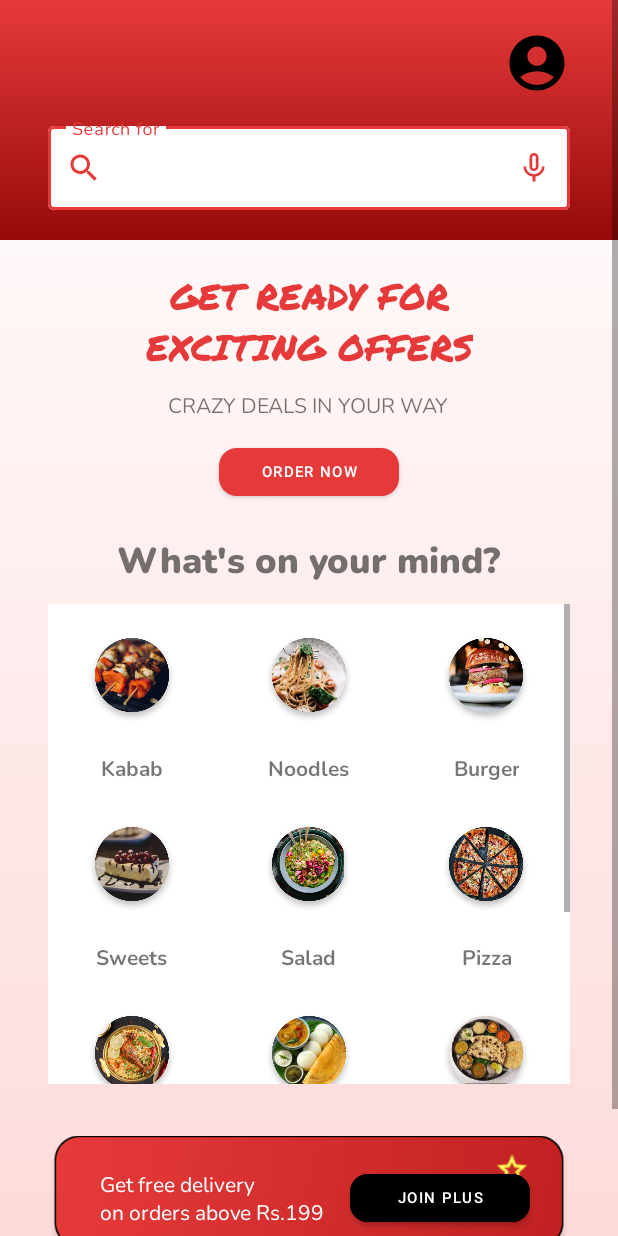
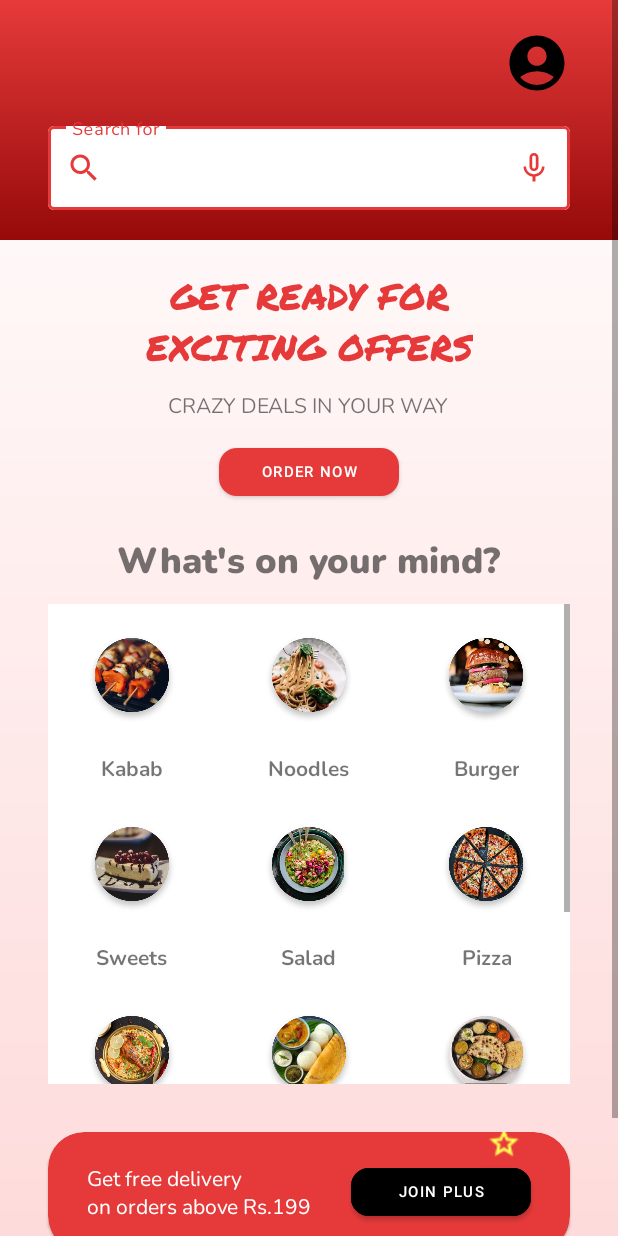
Before and after one commit to theMr17/cravyn-app, an Android app: the HomeFragment screen opened directly, with no data from a screen before it, on a phone screen of 412 x 824 dp. Run offline under Robolectric (Android 15) with nearby library versions, the light colour scheme and no system bars; our stand-ins replace Dagger/Hilt's generated code; network calls fail.

Commit message:
Add cardview

```diff
--- a/app/src/main/res/layout/fragment_home.xml
+++ b/app/src/main/res/layout/fragment_home.xml
@@ -131,40 +131,44 @@
 
             </GridView>
 
-            <ImageView
+            <com.google.android.material.card.MaterialCardView
                 android:id="@+id/button_background"
-                android:layout_width="wrap_content"
+                android:layout_width="match_parent"
                 android:layout_height="wrap_content"
-                android:paddingHorizontal="32dp"
-                android:src="@drawable/rectangle"
+                android:layout_marginTop="32dp"
+                android:layout_marginHorizontal="@dimen/shared_horizontal_margin"
+                app:cardBackgroundColor="@color/red_1"
                 app:layout_constraintEnd_toEndOf="parent"
                 app:layout_constraintHorizontal_bias="1.0"
                 app:layout_constraintStart_toStartOf="parent"
-                app:layout_constraintTop_toBottomOf="@id/gridView" />
+                app:cardCornerRadius="24dp"
+                app:layout_constraintTop_toBottomOf="@id/gridView">
+
+                <androidx.constraintlayout.widget.ConstraintLayout
+                    android:layout_width="match_parent"
+                    android:layout_height="80dp">
+
+                    <com.google.android.material.button.MaterialButton
+                        android:id="@+id/join_plus"
+                        style="@style/SmallButtonStyle"
+                        android:backgroundTint="@color/black"
+                        android:text="JOIN PLUS"
+                        app:cornerRadius="12dp"
+                        app:layout_constraintEnd_toEndOf="parent"
+                        app:layout_constraintStart_toEndOf="@id/get_free_delivery_text"
+                        app:layout_constraintTop_toTopOf="parent"
+                        app:layout_constraintBottom_toBottomOf="parent" />
 
                     <ImageView
                         android:id="@+id/star"
                         android:layout_width="wrap_content"
                         android:layout_height="wrap_content"
-                android:layout_marginBottom="40dp"
+                        android:layout_marginEnd="32dp"
                         android:src="@drawable/star"
-                app:layout_constraintBottom_toBottomOf="@+id/join_plus"
-                app:layout_constraintEnd_toEndOf="@id/join_plus"
-                app:layout_constraintStart_toStartOf="parent"
-                app:layout_constraintTop_toTopOf="@+id/join_plus"
-                app:layout_constraintHorizontal_bias="1.0"/>
-
-            <com.google.android.material.button.MaterialButton
-                android:id="@+id/join_plus"
-                style="@style/SmallButtonStyle"
-                android:text="JOIN PLUS"
-                app:cornerRadius="12dp"
-                android:backgroundTint="@color/black"
-                app:layout_constraintBottom_toBottomOf="@id/button_background"
+                        app:layout_constraintBottom_toTopOf="@id/join_plus"
                         app:layout_constraintEnd_toEndOf="parent"
-                app:layout_constraintStart_toStartOf="parent"
-                app:layout_constraintTop_toBottomOf="@+id/gridView"
-                app:layout_constraintHorizontal_bias="0.8"/>
+                        app:layout_constraintHorizontal_bias="1.0"
+                        app:layout_constraintStart_toStartOf="parent" />
 
                     <TextView
                         android:id="@+id/get_free_delivery_text"
@@ -172,13 +176,16 @@
                         android:layout_height="wrap_content"
                         android:layout_gravity="center"
                         android:fontFamily="@font/nunito"
+                        android:text="Get free delivery\non orders above Rs.199"
                         android:textColor="@color/white"
-                android:text="Get free delivery\non orders above Rs.199"
-                app:layout_constraintBottom_toBottomOf="@+id/button_background"
                         app:layout_constraintEnd_toStartOf="@+id/join_plus"
-                app:layout_constraintHorizontal_bias="0.8"
-                app:layout_constraintStart_toStartOf="@+id/button_background"
-                app:layout_constraintTop_toBottomOf="@+id/gridView" />
+                        app:layout_constraintStart_toStartOf="parent"
+                        app:layout_constraintTop_toTopOf="parent"
+                        app:layout_constraintBottom_toBottomOf="parent" />
+
+                </androidx.constraintlayout.widget.ConstraintLayout>
+
+            </com.google.android.material.card.MaterialCardView>
 
             <com.google.android.material.button.MaterialButton
                 android:id="@+id/filter"
@@ -189,6 +196,7 @@
                 android:text="Filter"
                 android:textColor="@color/black"
                 app:cornerRadius="12dp"
+                android:layout_marginTop="32dp"
                 android:drawableEnd="@drawable/filter"
                 app:layout_constraintStart_toStartOf="parent"
                 app:layout_constraintTop_toBottomOf="@+id/button_background" />
@@ -200,6 +208,7 @@
                 android:text="Sort by"
                 android:textColor="@color/black"
                 app:cornerRadius="12dp"
+                android:layout_marginTop="32dp"
                 android:drawableEnd="@drawable/baseline_keyboard_arrow_down_24"
                 app:layout_constraintStart_toEndOf="@+id/filter"
                 app:layout_constraintTop_toBottomOf="@+id/button_background"
@@ -213,6 +222,7 @@
                 android:text="PLUS Extra off"
                 android:textColor="@color/black"
                 app:cornerRadius="12dp"
+                android:layout_marginTop="32dp"
                 android:layout_marginEnd="@dimen/shared_horizontal_margin"
                 app:layout_constraintEnd_toEndOf="parent"
                 app:layout_constraintStart_toEndOf="@+id/sort_by"
```
Lines whose indentation alone changed are shown as unchanged.
